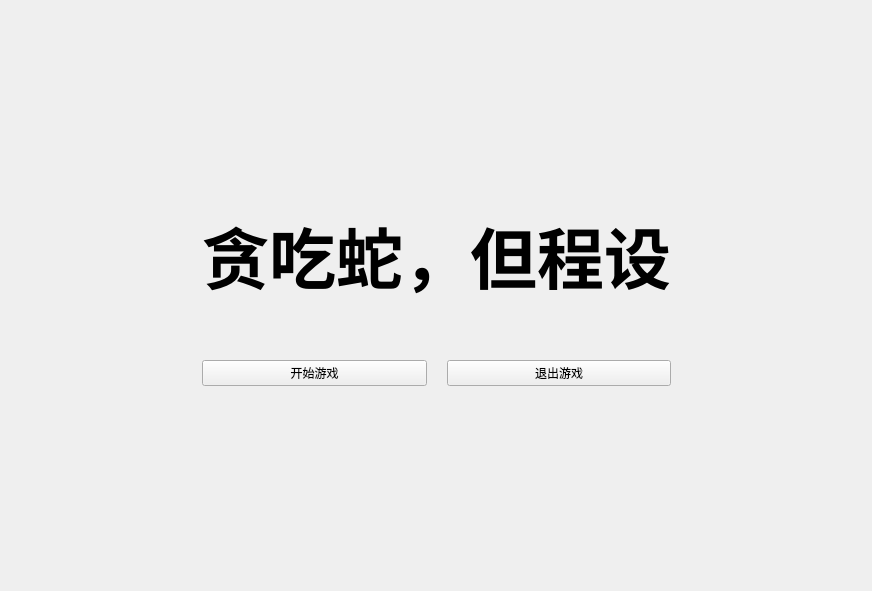
Before: the Qt Designer form widget.ui in UbeCc/SnakeFoP, drawn with Qt 5.
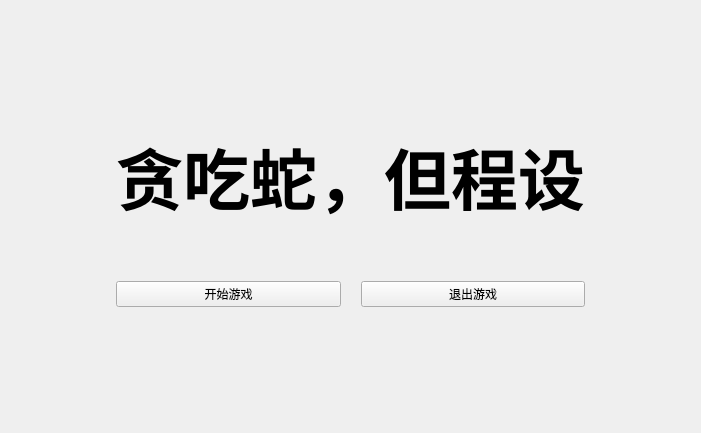
After: the same form once the commit is applied.

The edit to the form file:
```diff
--- a/widget.ui
+++ b/widget.ui
@@ -6,8 +6,8 @@
    <rect>
     <x>0</x>
     <y>0</y>
-    <width>872</width>
-    <height>591</height>
+    <width>701</width>
+    <height>433</height>
    </rect>
   </property>
   <property name="windowTitle">
```
